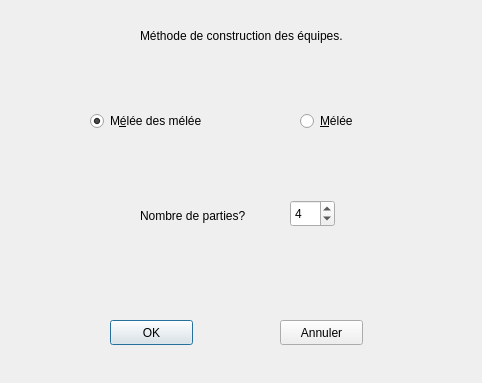
Old version of the form windowteamconstruct.ui in the repository LeVirus/Concour.
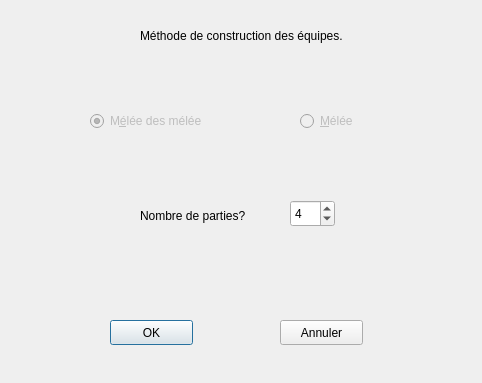
New version of the form.

Commit message: Lock Melee game.

```diff
--- a/windowteamconstruct.ui
+++ b/windowteamconstruct.ui
@@ -40,6 +40,9 @@
    </property>
   </widget>
   <widget class="QRadioButton" name="radioButton">
+   <property name="enabled">
+    <bool>false</bool>
+   </property>
    <property name="geometry">
     <rect>
      <x>300</x>
@@ -56,6 +59,9 @@
    </property>
   </widget>
   <widget class="QRadioButton" name="radioButton_3">
+   <property name="enabled">
+    <bool>false</bool>
+   </property>
    <property name="geometry">
     <rect>
      <x>90</x>
```
The commit also changes 1 other file.
